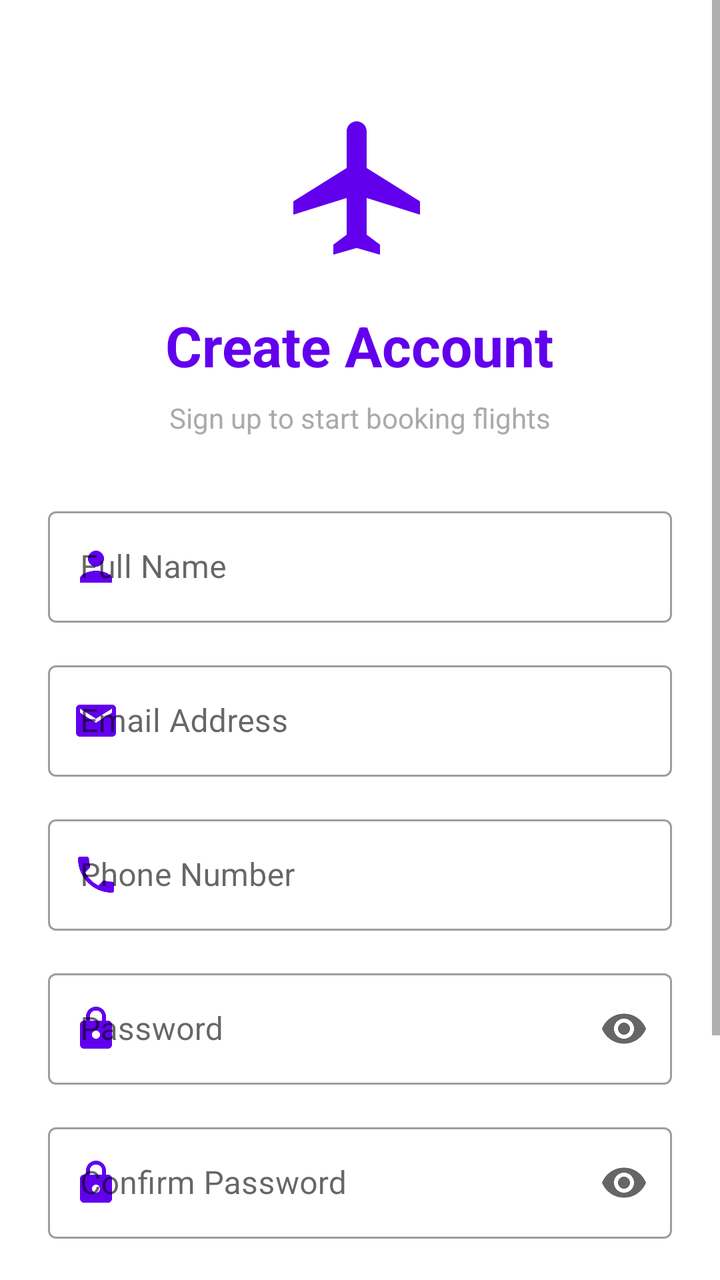
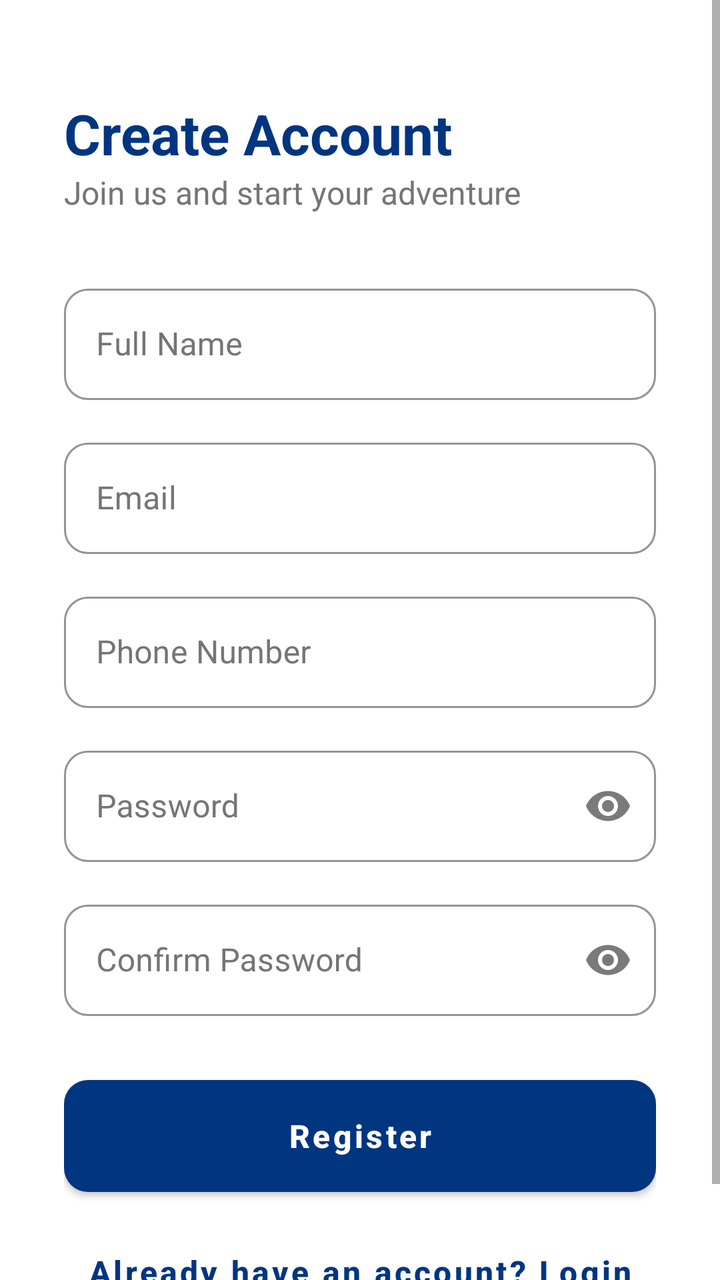

Compare the two renders of this Android layout. The source of the first and the diff that turns it into the second are given below.
<!-- AndroidManifest.xml: application theme Theme.AgodaApp -->
<!-- res/layout/activity_register.xml -->
<?xml version="1.0" encoding="utf-8"?>
<ScrollView xmlns:android="http://schemas.android.com/apk/res/android"
    xmlns:app="http://schemas.android.com/apk/res-auto"
    android:layout_width="match_parent"
    android:layout_height="match_parent"
    android:fillViewport="true"
    android:background="#FFFFFF">

    <LinearLayout
        android:layout_width="match_parent"
        android:layout_height="wrap_content"
        android:orientation="vertical"
        android:padding="24dp"
        android:gravity="center_horizontal">

        
        <ImageView
            android:layout_width="80dp"
            android:layout_height="80dp"
            android:src="@drawable/ic_plane"
            android:layout_marginTop="30dp"
            android:layout_marginBottom="20dp"
            app:tint="#6200EE" />

        
        <TextView
            android:layout_width="wrap_content"
            android:layout_height="wrap_content"
            android:text="Create Account"
            android:textSize="28sp"
            android:textStyle="bold"
            android:textColor="#6200EE"
            android:layout_marginBottom="8dp"/>

        
        <TextView
            android:layout_width="wrap_content"
            android:layout_height="wrap_content"
            android:text="Sign up to start booking flights"
            android:textSize="14sp"
            android:textColor="@android:color/darker_gray"
            android:layout_marginBottom="32dp"/>

        
        <com.google.android.material.textfield.TextInputLayout
            android:layout_width="match_parent"
            android:layout_height="wrap_content"
            android:layout_marginBottom="16dp"
            style="@style/Widget.MaterialComponents.TextInputLayout.OutlinedBox"
            app:startIconDrawable="@drawable/ic_person"
            app:startIconTint="#6200EE">

            <com.google.android.material.textfield.TextInputEditText
                android:id="@+id/etFullName"
                android:layout_width="match_parent"
                android:layout_height="wrap_content"
                android:hint="Full Name"
                android:inputType="textPersonName"/>
        </com.google.android.material.textfield.TextInputLayout>

        
        <com.google.android.material.textfield.TextInputLayout
            android:layout_width="match_parent"
            android:layout_height="wrap_content"
            android:layout_marginBottom="16dp"
            style="@style/Widget.MaterialComponents.TextInputLayout.OutlinedBox"
            app:startIconDrawable="@drawable/ic_email"
            app:startIconTint="#6200EE">

            <com.google.android.material.textfield.TextInputEditText
                android:id="@+id/etEmail"
                android:layout_width="match_parent"
                android:layout_height="wrap_content"
                android:hint="Email Address"
                android:inputType="textEmailAddress"/>
        </com.google.android.material.textfield.TextInputLayout>

        
        <com.google.android.material.textfield.TextInputLayout
            android:layout_width="match_parent"
            android:layout_height="wrap_content"
            android:layout_marginBottom="16dp"
            style="@style/Widget.MaterialComponents.TextInputLayout.OutlinedBox"
            app:startIconDrawable="@drawable/ic_phone"
            app:startIconTint="#6200EE">

            <com.google.android.material.textfield.TextInputEditText
                android:id="@+id/etPhone"
                android:layout_width="match_parent"
                android:layout_height="wrap_content"
                android:hint="Phone Number"
                android:inputType="phone"/>
        </com.google.android.material.textfield.TextInputLayout>

        
        <com.google.android.material.textfield.TextInputLayout
            android:layout_width="match_parent"
            android:layout_height="wrap_content"
            android:layout_marginBottom="16dp"
            style="@style/Widget.MaterialComponents.TextInputLayout.OutlinedBox"
            app:startIconDrawable="@drawable/ic_lock"
            app:startIconTint="#6200EE"
            app:endIconMode="password_toggle">

            <com.google.android.material.textfield.TextInputEditText
                android:id="@+id/etPassword"
                android:layout_width="match_parent"
                android:layout_height="wrap_content"
                android:hint="Password"
                android:inputType="textPassword"/>
        </com.google.android.material.textfield.TextInputLayout>

        
        <com.google.android.material.textfield.TextInputLayout
            android:layout_width="match_parent"
            android:layout_height="wrap_content"
            android:layout_marginBottom="24dp"
            style="@style/Widget.MaterialComponents.TextInputLayout.OutlinedBox"
            app:startIconDrawable="@drawable/ic_lock"
            app:startIconTint="#6200EE"
            app:endIconMode="password_toggle">

            <com.google.android.material.textfield.TextInputEditText
                android:id="@+id/etConfirmPassword"
                android:layout_width="match_parent"
                android:layout_height="wrap_content"
                android:hint="Confirm Password"
                android:inputType="textPassword"/>
        </com.google.android.material.textfield.TextInputLayout>

        
        <com.google.android.material.button.MaterialButton
            android:id="@+id/btnRegister"
            android:layout_width="match_parent"
            android:layout_height="56dp"
            android:text="Sign Up"
            android:textAllCaps="false"
            android:textSize="16sp"
            android:backgroundTint="#6200EE"/>

        
        <TextView
            android:id="@+id/tvError"
            android:layout_width="wrap_content"
            android:layout_height="wrap_content"
            android:textColor="#D32F2F"
            android:textSize="14sp"
            android:layout_marginTop="16dp"
            android:visibility="gone"
            android:gravity="center"/>

        
        <View
            android:layout_width="match_parent"
            android:layout_height="1dp"
            android:background="@android:color/darker_gray"
            android:layout_marginTop="24dp"
            android:layout_marginBottom="24dp"/>

        
        <LinearLayout
            android:layout_width="wrap_content"
            android:layout_height="wrap_content"
            android:orientation="horizontal">

            <TextView
                android:layout_width="wrap_content"
                android:layout_height="wrap_content"
                android:text="Already have an account? "
                android:textSize="14sp"
                android:textColor="@android:color/darker_gray"/>

            <TextView
                android:id="@+id/btnBackToLogin"
                android:layout_width="wrap_content"
                android:layout_height="wrap_content"
                android:text="Sign In"
                android:textSize="14sp"
                android:textColor="#6200EE"
                android:textStyle="bold"/>
        </LinearLayout>

    </LinearLayout>
</ScrollView>
<!-- resources referenced by this layout -->
<resources>
  <!-- drawable ic_email (drawable) -->
  <vector xmlns:android="http://schemas.android.com/apk/res/android"
      android:width="24dp"
      android:height="24dp"
      android:viewportWidth="24"
      android:viewportHeight="24"
      android:tint="#6200EE">
      <path
          android:fillColor="#6200EE"
          android:pathData="M20,4H4c-1.1,0 -1.99,0.9 -1.99,2L2,18c0,1.1 0.9,2 2,2h16c1.1,0 2,-0.9 2,-2V6c0,-1.1 -0.9,-2 -2,-2zM20,8l-8,5 -8,-5V6l8,5 8,-5v2z"/>
  </vector>
  <!-- drawable ic_lock (drawable) -->
  <vector xmlns:android="http://schemas.android.com/apk/res/android"
      android:width="24dp"
      android:height="24dp"
      android:viewportWidth="24"
      android:viewportHeight="24"
      android:tint="#6200EE">
      <path
          android:fillColor="#6200EE"
          android:pathData="M18,8h-1V6c0,-2.76 -2.24,-5 -5,-5S7,3.24 7,6v2H6c-1.1,0 -2,0.9 -2,2v10c0,1.1 0.9,2 2,2h12c1.1,0 2,-0.9 2,-2V10c0,-1.1 -0.9,-2 -2,-2zM12,17c-1.1,0 -2,-0.9 -2,-2s0.9,-2 2,-2 2,0.9 2,2 -0.9,2 -2,2zM15.1,8H8.9V6c0,-1.71 1.39,-3.1 3.1,-3.1 1.71,0 3.1,1.39 3.1,3.1v2z"/>
  </vector>
  <!-- drawable ic_person (drawable) -->
  <vector xmlns:android="http://schemas.android.com/apk/res/android"
      android:width="24dp"
      android:height="24dp"
      android:viewportWidth="24"
      android:viewportHeight="24"
      android:tint="#6200EE">
      <path
          android:fillColor="#6200EE"
          android:pathData="M12,12c2.21,0 4,-1.79 4,-4s-1.79,-4 -4,-4 -4,1.79 -4,4 1.79,4 4,4zM12,14c-2.67,0 -8,1.34 -8,4v2h16v-2c0,-2.66 -5.33,-4 -8,-4z"/>
  </vector>
  <!-- drawable ic_phone (drawable) -->
  <vector xmlns:android="http://schemas.android.com/apk/res/android"
      android:width="24dp"
      android:height="24dp"
      android:viewportWidth="24"
      android:viewportHeight="24"
      android:tint="#6200EE">
      <path
          android:fillColor="#6200EE"
          android:pathData="M6.62,10.79c1.44,2.83 3.76,5.14 6.59,6.59l2.2,-2.2c0.27,-0.27 0.67,-0.36 1.02,-0.24 1.12,0.37 2.33,0.57 3.57,0.57 0.55,0 1,0.45 1,1V20c0,0.55 -0.45,1 -1,1 -9.39,0 -17,-7.61 -17,-17 0,-0.55 0.45,-1 1,-1h3.5c0.55,0 1,0.45 1,1 0,1.25 0.2,2.45 0.57,3.57 0.11,0.35 0.03,0.74 -0.25,1.02l-2.2,2.2z"/>
  </vector>
  <!-- drawable ic_plane (drawable) -->
  <vector xmlns:android="http://schemas.android.com/apk/res/android"
      android:width="24dp"
      android:height="24dp"
      android:viewportWidth="24"
      android:viewportHeight="24">
      <path
          android:fillColor="#FFFFFF"
          android:pathData="M21,16v-2l-8,-5V3.5c0,-0.83 -0.67,-1.5 -1.5,-1.5S10,2.67 10,3.5V9l-8,5v2l8,-2.5V19l-2,1.5V22l3.5,-1 3.5,1v-1.5L13,19v-5.5l8,2.5z"/>
  </vector>
  <style name="Theme.AgodaApp" parent="Theme.MaterialComponents.DayNight.NoActionBar">
          
          <item name="colorPrimary">#6200EE</item>
          <item name="colorPrimaryVariant">#3700B3</item>
          <item name="colorOnPrimary">@android:color/white</item>
  
          
          <item name="colorSecondary">#03DAC5</item>
          <item name="colorSecondaryVariant">#018786</item>
          <item name="colorOnSecondary">@android:color/black</item>
  
          
          <item name="android:statusBarColor">?attr/colorPrimaryVariant</item>
  
          
          <item name="android:fontFamily">sans-serif</item>
  
          
          <item name="materialButtonStyle">@style/Widget.MaterialComponents.Button</item>
          <item name="materialCardViewStyle">@style/Widget.MaterialComponents.CardView</item>
      </style>
</resources>

<!-- the commit's change to res/layout/activity_register.xml (unified diff, before → after) -->
@@ -4,181 +4,117 @@
     android:layout_width="match_parent"
     android:layout_height="match_parent"
     android:fillViewport="true"
-    android:background="#FFFFFF">
+    android:background="?android:attr/windowBackground">
 
     <LinearLayout
         android:layout_width="match_parent"
         android:layout_height="wrap_content"
         android:orientation="vertical"
-        android:padding="24dp"
-        android:gravity="center_horizontal">
+        android:padding="32dp">
 
-        
-        <ImageView
-            android:layout_width="80dp"
-            android:layout_height="80dp"
-            android:src="@drawable/ic_plane"
-            android:layout_marginTop="30dp"
-            android:layout_marginBottom="20dp"
-            app:tint="#6200EE" />
-
-        
         <TextView
             android:layout_width="wrap_content"
             android:layout_height="wrap_content"
+            android:layout_marginTop="16dp"
             android:text="Create Account"
+            android:textColor="@color/agoda_blue"
             android:textSize="28sp"
-            android:textStyle="bold"
-            android:textColor="#6200EE"
-            android:layout_marginBottom="8dp"/>
+            android:textStyle="bold" />
 
-        
         <TextView
             android:layout_width="wrap_content"
             android:layout_height="wrap_content"
-            android:text="Sign up to start booking flights"
-            android:textSize="14sp"
-            android:textColor="@android:color/darker_gray"
-            android:layout_marginBottom="32dp"/>
+            android:layout_marginBottom="32dp"
+            android:text="Join us and start your adventure"
+            android:textColor="@color/gray_600"
+            android:textSize="16sp" />
 
-        
         <com.google.android.material.textfield.TextInputLayout
             android:layout_width="match_parent"
             android:layout_height="wrap_content"
-            android:layout_marginBottom="16dp"
-            style="@style/Widget.MaterialComponents.TextInputLayout.OutlinedBox"
-            app:startIconDrawable="@drawable/ic_person"
-            app:startIconTint="#6200EE">
+            android:hint="Full Name"
+            android:layout_marginBottom="16dp">
 
             <com.google.android.material.textfield.TextInputEditText
                 android:id="@+id/etFullName"
                 android:layout_width="match_parent"
                 android:layout_height="wrap_content"
-                android:hint="Full Name"
-                android:inputType="textPersonName"/>
+                android:inputType="textPersonName"
+                android:textColor="?attr/colorOnSurface"/>
         </com.google.android.material.textfield.TextInputLayout>
 
-        
         <com.google.android.material.textfield.TextInputLayout
             android:layout_width="match_parent"
             android:layout_height="wrap_content"
-            android:layout_marginBottom="16dp"
-            style="@style/Widget.MaterialComponents.TextInputLayout.OutlinedBox"
-            app:startIconDrawable="@drawable/ic_email"
-            app:startIconTint="#6200EE">
+            android:hint="Email"
+            android:layout_marginBottom="16dp">
 
             <com.google.android.material.textfield.TextInputEditText
                 android:id="@+id/etEmail"
                 android:layout_width="match_parent"
                 android:layout_height="wrap_content"
-                android:hint="Email Address"
-                android:inputType="textEmailAddress"/>
+                android:inputType="textEmailAddress"
+                android:textColor="?attr/colorOnSurface"/>
         </com.google.android.material.textfield.TextInputLayout>
 
-        
         <com.google.android.material.textfield.TextInputLayout
             android:layout_width="match_parent"
             android:layout_height="wrap_content"
-            android:layout_marginBottom="16dp"
-            style="@style/Widget.MaterialComponents.TextInputLayout.OutlinedBox"
-            app:startIconDrawable="@drawable/ic_phone"
-            app:startIconTint="#6200EE">
+            android:hint="Phone Number"
+            android:layout_marginBottom="16dp">
 
             <com.google.android.material.textfield.TextInputEditText
                 android:id="@+id/etPhone"
                 android:layout_width="match_parent"
                 android:layout_height="wrap_content"
-                android:hint="Phone Number"
-                android:inputType="phone"/>
+                android:inputType="phone"
+                android:textColor="?attr/colorOnSurface"/>
         </com.google.android.material.textfield.TextInputLayout>
 
-        
         <com.google.android.material.textfield.TextInputLayout
             android:layout_width="match_parent"
             android:layout_height="wrap_content"
+            android:hint="Password"
             android:layout_marginBottom="16dp"
-            style="@style/Widget.MaterialComponents.TextInputLayout.OutlinedBox"
-            app:startIconDrawable="@drawable/ic_lock"
-            app:startIconTint="#6200EE"
             app:endIconMode="password_toggle">
 
             <com.google.android.material.textfield.TextInputEditText
                 android:id="@+id/etPassword"
                 android:layout_width="match_parent"
                 android:layout_height="wrap_content"
-                android:hint="Password"
-                android:inputType="textPassword"/>
+                android:inputType="textPassword"
+                android:textColor="?attr/colorOnSurface"/>
         </com.google.android.material.textfield.TextInputLayout>
 
-        
         <com.google.android.material.textfield.TextInputLayout
             android:layout_width="match_parent"
             android:layout_height="wrap_content"
-            android:layout_marginBottom="24dp"
-            style="@style/Widget.MaterialComponents.TextInputLayout.OutlinedBox"
-            app:startIconDrawable="@drawable/ic_lock"
-            app:startIconTint="#6200EE"
+            android:hint="Confirm Password"
+            android:layout_marginBottom="32dp"
             app:endIconMode="password_toggle">
 
             <com.google.android.material.textfield.TextInputEditText
                 android:id="@+id/etConfirmPassword"
                 android:layout_width="match_parent"
                 android:layout_height="wrap_content"
-                android:hint="Confirm Password"
-                android:inputType="textPassword"/>
+                android:inputType="textPassword"
+                android:textColor="?attr/colorOnSurface"/>
         </com.google.android.material.textfield.TextInputLayout>
 
-        
         <com.google.android.material.button.MaterialButton
             android:id="@+id/btnRegister"
             android:layout_width="match_parent"
             android:layout_height="56dp"
-            android:text="Sign Up"
-            android:textAllCaps="false"
-            android:textSize="16sp"
-            android:backgroundTint="#6200EE"/>
+            android:text="Register"
+            android:layout_marginBottom="16dp"/>
 
-        
-        <TextView
-            android:id="@+id/tvError"
-            android:layout_width="wrap_content"
+        <com.google.android.material.button.MaterialButton
+            android:id="@+id/btnBackToLogin"
+            style="@style/Widget.MaterialComponents.Button.TextButton"
+            android:layout_width="match_parent"
             android:layout_height="wrap_content"
-            android:textColor="#D32F2F"
-            android:textSize="14sp"
-            android:layout_marginTop="16dp"
-            android:visibility="gone"
-            android:gravity="center"/>
-
-        
-        <View
-            android:layout_width="match_parent"
-            android:layout_height="1dp"
-            android:background="@android:color/darker_gray"
-            android:layout_marginTop="24dp"
-            android:layout_marginBottom="24dp"/>
-
-        
-        <LinearLayout
-            android:layout_width="wrap_content"
-            android:layout_height="wrap_content"
-            android:orientation="horizontal">
-
-            <TextView
-                android:layout_width="wrap_content"
-                android:layout_height="wrap_content"
-                android:text="Already have an account? "
-                android:textSize="14sp"
-                android:textColor="@android:color/darker_gray"/>
-
-            <TextView
-                android:id="@+id/btnBackToLogin"
-                android:layout_width="wrap_content"
-                android:layout_height="wrap_content"
-                android:text="Sign In"
-                android:textSize="14sp"
-                android:textColor="#6200EE"
-                android:textStyle="bold"/>
-        </LinearLayout>
+            android:text="Already have an account? Login"
+            android:textAllCaps="false" />
 
     </LinearLayout>
 </ScrollView>
<!-- resource entries referenced after the edit -->
@@ -1,79 +1,62 @@
 <!-- resources referenced by this layout -->
 <resources>
-  <!-- drawable ic_email (drawable) -->
-  <vector xmlns:android="http://schemas.android.com/apk/res/android"
-      android:width="24dp"
-      android:height="24dp"
-      android:viewportWidth="24"
-      android:viewportHeight="24"
-      android:tint="#6200EE">
-      <path
-          android:fillColor="#6200EE"
-          android:pathData="M20,4H4c-1.1,0 -1.99,0.9 -1.99,2L2,18c0,1.1 0.9,2 2,2h16c1.1,0 2,-0.9 2,-2V6c0,-1.1 -0.9,-2 -2,-2zM20,8l-8,5 -8,-5V6l8,5 8,-5v2z"/>
-  </vector>
-  <!-- drawable ic_lock (drawable) -->
-  <vector xmlns:android="http://schemas.android.com/apk/res/android"
-      android:width="24dp"
-      android:height="24dp"
-      android:viewportWidth="24"
-      android:viewportHeight="24"
-      android:tint="#6200EE">
-      <path
-          android:fillColor="#6200EE"
-          android:pathData="M18,8h-1V6c0,-2.76 -2.24,-5 -5,-5S7,3.24 7,6v2H6c-1.1,0 -2,0.9 -2,2v10c0,1.1 0.9,2 2,2h12c1.1,0 2,-0.9 2,-2V10c0,-1.1 -0.9,-2 -2,-2zM12,17c-1.1,0 -2,-0.9 -2,-2s0.9,-2 2,-2 2,0.9 2,2 -0.9,2 -2,2zM15.1,8H8.9V6c0,-1.71 1.39,-3.1 3.1,-3.1 1.71,0 3.1,1.39 3.1,3.1v2z"/>
-  </vector>
-  <!-- drawable ic_person (drawable) -->
-  <vector xmlns:android="http://schemas.android.com/apk/res/android"
-      android:width="24dp"
-      android:height="24dp"
-      android:viewportWidth="24"
-      android:viewportHeight="24"
-      android:tint="#6200EE">
-      <path
-          android:fillColor="#6200EE"
-          android:pathData="M12,12c2.21,0 4,-1.79 4,-4s-1.79,-4 -4,-4 -4,1.79 -4,4 1.79,4 4,4zM12,14c-2.67,0 -8,1.34 -8,4v2h16v-2c0,-2.66 -5.33,-4 -8,-4z"/>
-  </vector>
-  <!-- drawable ic_phone (drawable) -->
-  <vector xmlns:android="http://schemas.android.com/apk/res/android"
-      android:width="24dp"
-      android:height="24dp"
-      android:viewportWidth="24"
-      android:viewportHeight="24"
-      android:tint="#6200EE">
-      <path
-          android:fillColor="#6200EE"
-          android:pathData="M6.62,10.79c1.44,2.83 3.76,5.14 6.59,6.59l2.2,-2.2c0.27,-0.27 0.67,-0.36 1.02,-0.24 1.12,0.37 2.33,0.57 3.57,0.57 0.55,0 1,0.45 1,1V20c0,0.55 -0.45,1 -1,1 -9.39,0 -17,-7.61 -17,-17 0,-0.55 0.45,-1 1,-1h3.5c0.55,0 1,0.45 1,1 0,1.25 0.2,2.45 0.57,3.57 0.11,0.35 0.03,0.74 -0.25,1.02l-2.2,2.2z"/>
-  </vector>
-  <!-- drawable ic_plane (drawable) -->
-  <vector xmlns:android="http://schemas.android.com/apk/res/android"
-      android:width="24dp"
-      android:height="24dp"
-      android:viewportWidth="24"
-      android:viewportHeight="24">
-      <path
-          android:fillColor="#FFFFFF"
-          android:pathData="M21,16v-2l-8,-5V3.5c0,-0.83 -0.67,-1.5 -1.5,-1.5S10,2.67 10,3.5V9l-8,5v2l8,-2.5V19l-2,1.5V22l3.5,-1 3.5,1v-1.5L13,19v-5.5l8,2.5z"/>
-  </vector>
-  <style name="Theme.AgodaApp" parent="Theme.MaterialComponents.DayNight.NoActionBar">
+  <color name="agoda_blue">#003580</color>
+  <color name="gray_600">#757575</color>
+  <style name="Theme.AgodaApp" parent="Theme.MaterialComponents.Light.NoActionBar">
           
-          <item name="colorPrimary">#6200EE</item>
-          <item name="colorPrimaryVariant">#3700B3</item>
-          <item name="colorOnPrimary">@android:color/white</item>
+          <item name="colorPrimary">@color/agoda_blue</item>
+          <item name="colorPrimaryVariant">@color/agoda_blue_dark</item>
+          <item name="colorOnPrimary">@color/white</item>
   
           
-          <item name="colorSecondary">#03DAC5</item>
-          <item name="colorSecondaryVariant">#018786</item>
-          <item name="colorOnSecondary">@android:color/black</item>
+          <item name="colorSecondary">@color/agoda_blue</item>
+          <item name="colorSecondaryVariant">@color/agoda_blue_dark</item>
+          <item name="colorOnSecondary">@color/white</item>
   
           
-          <item name="android:statusBarColor">?attr/colorPrimaryVariant</item>
+          <item name="android:windowBackground">@color/white</item>
+          <item name="colorSurface">@color/white</item>
+          <item name="colorOnSurface">@color/gray_900</item>
   
           
-          <item name="android:fontFamily">sans-serif</item>
+          <item name="android:statusBarColor">@color/white</item>
+          <item name="android:windowLightStatusBar">true</item>
   
           
-          <item name="materialButtonStyle">@style/Widget.MaterialComponents.Button</item>
-          <item name="materialCardViewStyle">@style/Widget.MaterialComponents.CardView</item>
+          <item name="textInputStyle">@style/Widget.Agoda.TextInputLayout</item>
+          <item name="materialButtonStyle">@style/Widget.Agoda.Button</item>
+          <item name="materialCardViewStyle">@style/Widget.Agoda.CardView</item>
+          <item name="toolbarStyle">@style/Widget.Agoda.Toolbar</item>
+      </style>
+  <color name="agoda_blue_dark">#00224F</color>
+  <color name="white">#FFFFFFFF</color>
+  <color name="gray_900">#212121</color>
+  <style name="Widget.Agoda.TextInputLayout" parent="Widget.MaterialComponents.TextInputLayout.OutlinedBox">
+          <item name="boxStrokeColor">@color/agoda_blue</item>
+          <item name="hintTextColor">@color/agoda_blue</item>
+          <item name="android:textColorHint">@color/gray_600</item>
+          <item name="boxCornerRadiusTopStart">12dp</item>
+          <item name="boxCornerRadiusTopEnd">12dp</item>
+          <item name="boxCornerRadiusBottomStart">12dp</item>
+          <item name="boxCornerRadiusBottomEnd">12dp</item>
+      </style>
+  <style name="Widget.Agoda.Button" parent="Widget.MaterialComponents.Button">
+          <item name="cornerRadius">12dp</item>
+          <item name="android:insetTop">0dp</item>
+          <item name="android:insetBottom">0dp</item>
+          <item name="textAllCaps">false</item>
+          <item name="android:textSize">16sp</item>
+          <item name="android:textStyle">bold</item>
+      </style>
+  <style name="Widget.Agoda.CardView" parent="Widget.MaterialComponents.CardView">
+          <item name="cardCornerRadius">16dp</item>
+          <item name="cardElevation">4dp</item>
+      </style>
+  <style name="Widget.Agoda.Toolbar" parent="Widget.MaterialComponents.Toolbar">
+          <item name="android:background">@color/white</item>
+          <item name="titleTextColor">@color/agoda_blue</item>
+          <item name="subtitleTextColor">@color/gray_600</item>
+          <item name="navigationIconTint">@color/agoda_blue</item>
       </style>
 </resources>
 
